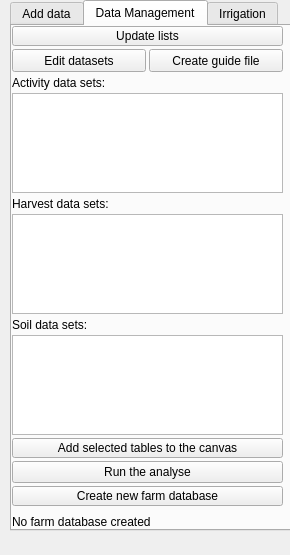
The window that GeoDataFarm_dockwidget_base.ui (axelande/geodatafarm3) describes before a commit, drawn with Qt 5.
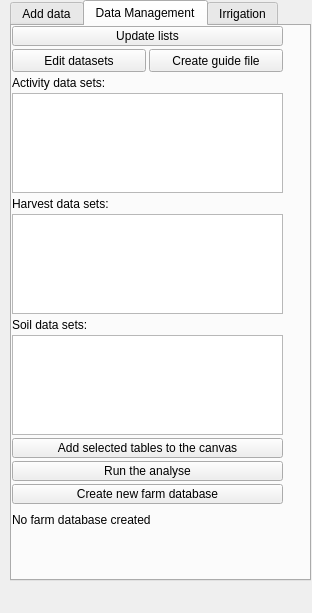
The same window after the commit. The open tabs and pages were chosen to show the change. Custom widgets are drawn as their Qt base class.

Commit message: Added a help button in the guide file gui and some minor changes

What changed in the file:
```diff
--- a/GeoDataFarm_dockwidget_base.ui
+++ b/GeoDataFarm_dockwidget_base.ui
@@ -6,8 +6,8 @@
    <rect>
     <x>0</x>
     <y>0</y>
-    <width>290</width>
-    <height>555</height>
+    <width>312</width>
+    <height>613</height>
    </rect>
   </property>
   <property name="windowTitle">
@@ -19,8 +19,8 @@
      <rect>
       <x>10</x>
       <y>0</y>
-      <width>281</width>
-      <height>531</height>
+      <width>301</width>
+      <height>581</height>
      </rect>
     </property>
     <property name="currentIndex">
@@ -295,7 +295,7 @@
         <x>0</x>
         <y>0</y>
         <width>271</width>
-        <height>513</height>
+        <height>518</height>
        </rect>
       </property>
       <layout class="QVBoxLayout" name="verticalLayout_3">
@@ -495,6 +495,12 @@
        </item>
        <item>
         <widget class="QPushButton" name="PBRunAnalyses">
+         <property name="maximumSize">
+          <size>
+           <width>16777215</width>
+           <height>20</height>
+          </size>
+         </property>
          <property name="locale">
           <locale language="English" country="UnitedKingdom"/>
          </property>
```
Left out of the diff: 4 changed lines with no effect on the pictures. The commit also changes 3 other files.
